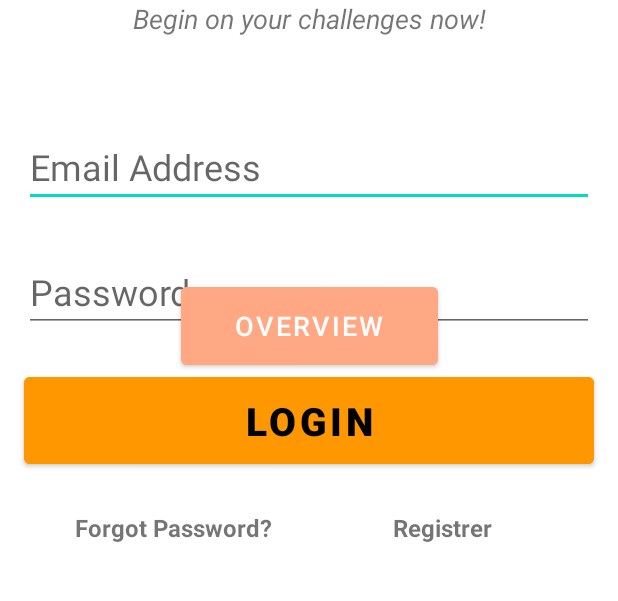
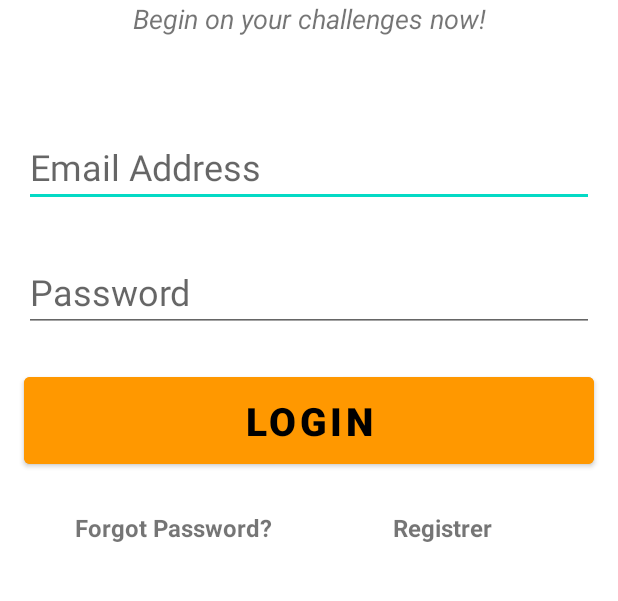
Before and after one commit to idaherabakka/SocialLite, an Android app: the screen it shows after launch (MainActivity), on a phone screen of 412 x 824 dp, the part 280-881 px from its top. Run offline under Robolectric (Android 15) with nearby library versions, the phone set to English and light mode, and no system bars; our stand-ins replace Firebase (no records; nobody signed in at launch, a user with empty details on screens opened directly).

Commit message:
Removed unused button

```diff
--- a/app/src/main/res/layout/activity_main.xml
+++ b/app/src/main/res/layout/activity_main.xml
@@ -103,16 +103,5 @@
         app:layout_constraintLeft_toLeftOf="parent"
         app:layout_constraintRight_toRightOf="parent"/>
 
-    <Button
-        android:id="@+id/overviewbutton"
-        android:layout_width="171dp"
-        android:layout_height="64dp"
-        android:layout_marginTop="316dp"
-        android:layout_marginEnd="120dp"
-        android:backgroundTint="#FFA883"
-        android:text="Overview"
-        android:textSize="18sp"
-        app:layout_constraintEnd_toEndOf="parent"
-        app:layout_constraintTop_toTopOf="parent" />
 
 </androidx.constraintlayout.widget.ConstraintLayout>
```
